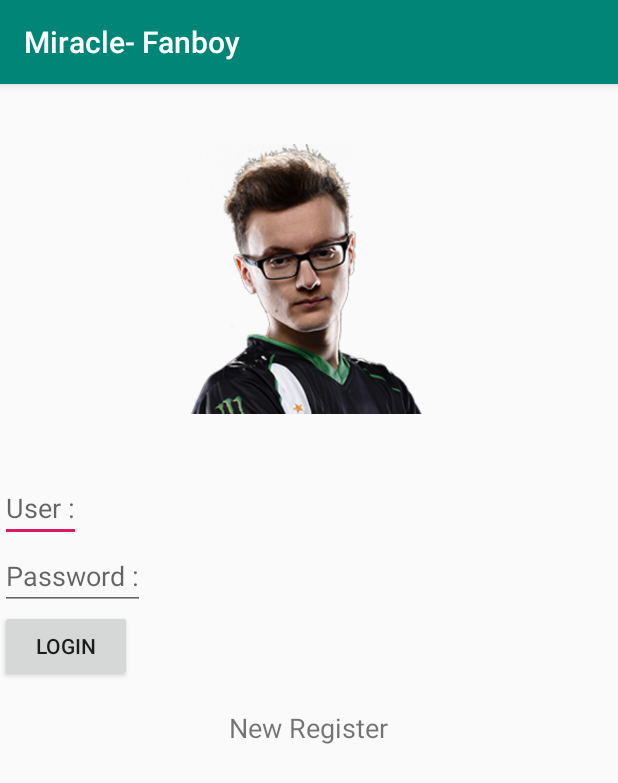
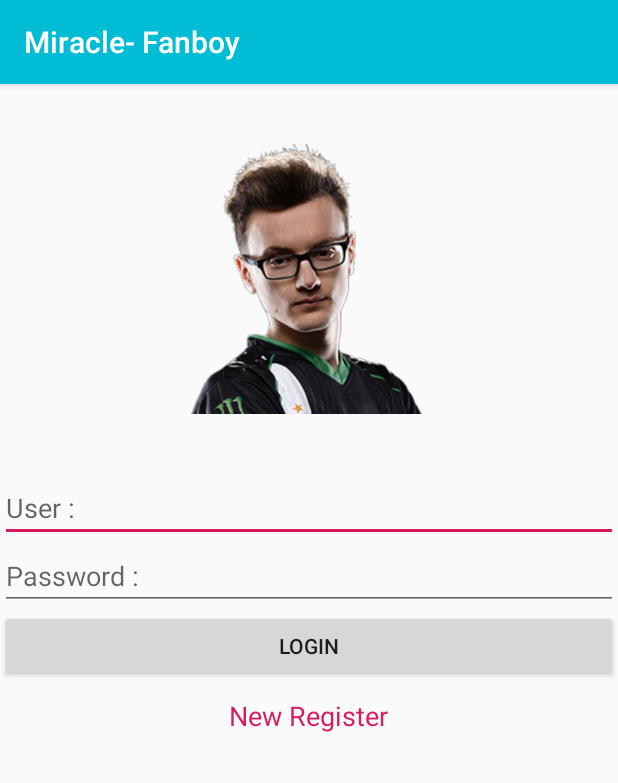
Before and after one commit to Captainlutum/MiracleFanboy, an Android app: the screen it shows after launch (MainActivity), on a phone screen of 412 x 824 dp. Shown: the top 783 px of the screen. Run offline under Robolectric (Android 15) with nearby library versions, the phone set to English and light mode, and no system bars.

Commit message:
Finist 26 FEB

```diff
--- a/app/src/main/java/nutchanon/kusonprempool/bsru/ac/th/MainFragment.java
+++ b/app/src/main/java/nutchanon/kusonprempool/bsru/ac/th/MainFragment.java
@@ -2,10 +2,12 @@ package nutchanon.kusonprempool.bsru.ac.th;
 
 
 import android.os.Bundle;
+import android.support.annotation.Nullable;
 import android.support.v4.app.Fragment;
 import android.view.LayoutInflater;
 import android.view.View;
 import android.view.ViewGroup;
+import android.widget.TextView;
 
 
 /**
@@ -18,10 +20,35 @@ public class MainFragment extends Fragment {
         // Required empty public constructor
     }
 
+    @Override
+    public void onActivityCreated(@Nullable Bundle savedInstanceState) {
+        super.onActivityCreated(savedInstanceState);
+
+//        Register Controller
+        registerController();
+
+
+    }    //Main Method
+
+    private void registerController() {
+        TextView textView=getView().findViewById(R.id.txtRegister);
+        textView.setOnClickListener(new View.OnClickListener() {
+            @Override
+            public void onClick(View v) {
+//                Replace Fragment
+                getActivity()
+                        .getSupportFragmentManager()
+                        .beginTransaction()
+                        .replace(R.id.layoutMainFragment, new RegisterFragment())
+                        .addToBackStack(null)
+                        .commit();
+            }
+        });
+    }
 
     @Override
     public View onCreateView(LayoutInflater inflater, ViewGroup container,
-                             Bundle savedInstanceState) {
+                 Bundle savedInstanceState) {
         // Inflate the layout for this fragment
         return inflater.inflate(R.layout.fragment_main, container, false);
     }
--- a/app/src/main/res/layout/fragment_main.xml
+++ b/app/src/main/res/layout/fragment_main.xml
@@ -7,7 +7,7 @@
 
     <LinearLayout
         android:layout_width="match_parent"
-        android:layout_height="match_parent"
+        android:layout_height="wrap_content"
         android:orientation="vertical">
 
         <!--Logo-->
@@ -22,25 +22,28 @@
         <EditText
             android:inputType="text"
             android:hint="User :"
-            android:layout_width="wrap_content"
+            android:layout_width="match_parent"
             android:layout_height="wrap_content" />
 
         <!--Password-->
         <EditText
             android:inputType="textPassword"
             android:hint="Password :"
-            android:layout_width="wrap_content"
+            android:layout_width="match_parent"
             android:layout_height="wrap_content" />
 
         <!--Login-->
         <Button
             android:text="Login"
-            android:layout_width="wrap_content"
+            android:layout_width="match_parent"
             android:layout_height="wrap_content" />
 
         <!--Register-->
         <TextView
-            android:layout_marginTop="18dp"
+            android:clickable="true"
+            android:id="@+id/txtRegister"
+            android:textColor="@color/colorAccent"
+            android:layout_marginTop="10dp"
             android:layout_gravity="center_horizontal"
             android:textSize="18sp"
             android:text="New Register"
--- a/app/src/main/res/values/colors.xml
+++ b/app/src/main/res/values/colors.xml
@@ -1,6 +1,6 @@
 <?xml version="1.0" encoding="utf-8"?>
 <resources>
-    <color name="colorPrimary">#008577</color>
-    <color name="colorPrimaryDark">#00574B</color>
+    <color name="colorPrimary">#00BCD4</color>
+    <color name="colorPrimaryDark">#03A9F4</color>
     <color name="colorAccent">#D81B60</color>
 </resources>
```
Also changed, not shown: app/src/main/java/nutchanon/kusonprempool/bsru/ac/th/RegisterFragment.java (added, +29 -0 lines), app/src/main/res/layout/fragment_register0.xml (added, +74 -0 lines).
